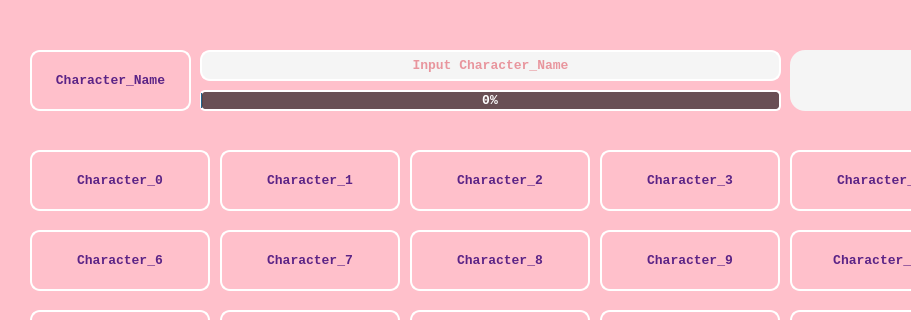
ckh2445/LostArk_Check_Quest, file UI/my_design.ui: the form before one commit; both pictures show x 0 to 911 and y 0 to 320 of the 1200 by 600 pixel window.
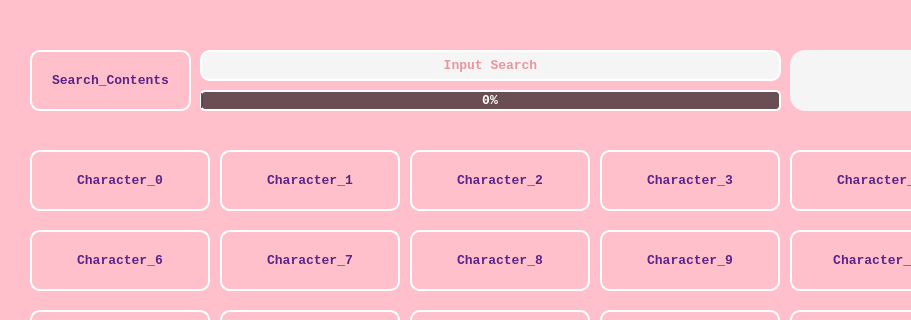
The form after the commit. Icons and pictures are not drawn.

```diff
--- a/UI/my_design.ui
+++ b/UI/my_design.ui
@@ -108,7 +108,7 @@
 border-radius: 10px;</string>
     </property>
     <property name="text">
-     <string>Character_Name</string>
+     <string>Search_Contents</string>
     </property>
     <property name="alignment">
      <set>Qt::AlignCenter</set>
@@ -157,7 +157,7 @@
      <bool>false</bool>
     </property>
     <property name="placeholderText">
-     <string>Input Character_Name</string>
+     <string>Input Search</string>
     </property>
    </widget>
    <widget class="QProgressBar" name="PB_Character">
```
Left out of the diff: 2 changed lines with no effect on the pictures.
